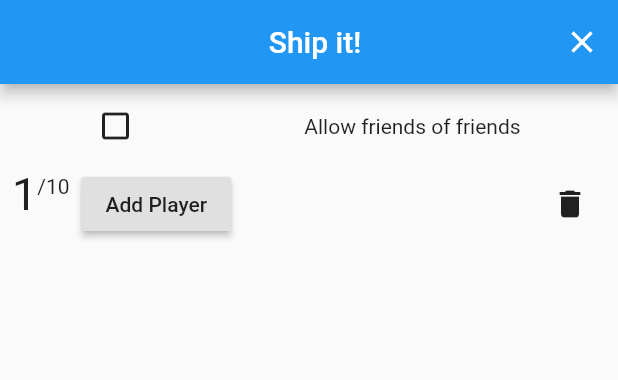
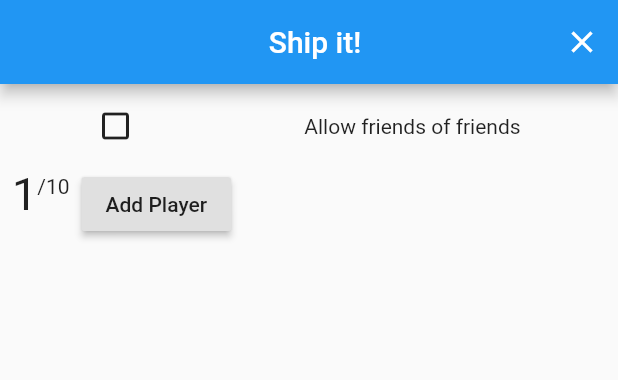
Before and after one commit to mrgnhnt96/chalk_out, a Flutter app: the ShipItScreenMain widget shown alone on an empty page, opened directly with empty values, on a phone screen of 412 x 824 dp. Shown: the top 380 px of the screen. Run offline on Flutter 3.47's test engine with Material 2 defaults, Android fonts, the phone set to English and light mode, and no system bars; our stand-ins replace bloc, flutter_bloc; missing offline and left inert: random_words.

Commit message:
added function to remove delete from invite section/ implemented bool from ship it bloc for allowing friends of friends

```diff
--- a/lib/presentation/blocs/ship_it/ship_it_bloc.dart
+++ b/lib/presentation/blocs/ship_it/ship_it_bloc.dart
@@ -228,18 +228,31 @@ class ShipItBloc extends Bloc<ShipItEvent, ShipItState> {
     ShipItEvent event,
   ) async* {
     if (event is ShipItStarted) {
-      yield ShipItToFriendsOfFriendsInitial(allowFriendsOfFriends: allowFriendsOfFriends);
+      yield ShipItToFriendsOfFriendsInitial(
+        playerList: playerList,
+        allowFriendsOfFriends: allowFriendsOfFriends,
+      );
     } else if (event is ShipItToFriendsOfFriendsPressed) {
-      yield ShipItToFriendsOfFriendsInitial(allowFriendsOfFriends: event.allowFriendsOfFriends);
+      allowFriendsOfFriends = event.allowFriendsOfFriends;
+      yield ShipItToFriendsOfFriendsInitial(
+        playerList: playerList,
+        allowFriendsOfFriends: event.allowFriendsOfFriends,
+      );
     } else if (event is AddPlayerStarted) {
       yield AddPlayerInitial(contactList: dummyContactList);
     } else if (event is AddingPlayerPressed) {
       playerList.add(event.playerName);
 
-      yield AddPlayerComplete(playerList: playerList);
+      yield AddPlayerComplete(
+        playerList: playerList,
+        allowFriendsOfFriends: allowFriendsOfFriends,
+      );
     } else if (event is RemovePlayerPressed) {
       playerList.removeAt(event.index - 1);
-      yield PlayerRemovedComplete(newPlayerList: playerList);
+      yield PlayerRemovedComplete(
+        newPlayerList: playerList,
+        allowFriendsOfFriends: allowFriendsOfFriends,
+      );
     }
   }
 }
--- a/lib/presentation/blocs/ship_it/ship_it_state.dart
+++ b/lib/presentation/blocs/ship_it/ship_it_state.dart
@@ -13,8 +13,9 @@ class ShareChalkInitial extends ShipItState {
 
 class ShipItToFriendsOfFriendsInitial extends ShipItState {
   final bool allowFriendsOfFriends;
+  final List<String> playerList;
 
-  ShipItToFriendsOfFriendsInitial({@required this.allowFriendsOfFriends});
+  ShipItToFriendsOfFriendsInitial({@required this.playerList, @required this.allowFriendsOfFriends});
 }
 
 class AddPlayerInitial extends ShipItState {
@@ -24,13 +25,15 @@ class AddPlayerInitial extends ShipItState {
 }
 
 class AddPlayerComplete extends ShipItState {
+  final bool allowFriendsOfFriends;
   final List<String> playerList;
 
-  AddPlayerComplete({@required this.playerList});
+  AddPlayerComplete({@required this.playerList, @required this.allowFriendsOfFriends});
 }
 
 class PlayerRemovedComplete extends ShipItState {
+  final bool allowFriendsOfFriends;
   final List<String> newPlayerList;
 
-  PlayerRemovedComplete({@required this.newPlayerList});
+  PlayerRemovedComplete({@required this.newPlayerList, @required this.allowFriendsOfFriends});
 }
--- a/lib/presentation/screens/ship_it/components/contact_share_card.dart
+++ b/lib/presentation/screens/ship_it/components/contact_share_card.dart
@@ -55,12 +55,14 @@ class ContactShareCard extends StatelessWidget {
                           ),
                         ),
                 ),
-                IconButton(
-                  icon: Icon(Icons.delete),
-                  onPressed: () {
-                    shipItBloc.add(RemovePlayerPressed(index: index));
-                  },
-                ),
+                (contactName.isEmpty)
+                    ? Container()
+                    : IconButton(
+                        icon: Icon(Icons.delete),
+                        onPressed: () {
+                          shipItBloc.add(RemovePlayerPressed(index: index));
+                        },
+                      ),
               ],
             ),
           ),
--- a/lib/presentation/screens/ship_it/ship_it_main.dart
+++ b/lib/presentation/screens/ship_it/ship_it_main.dart
@@ -29,7 +29,7 @@ class ShipItScreenMain extends StatelessWidget {
           final shipItBloc = BlocProvider.of<ShipItBloc>(context);
           if (state is ShipItToFriendsOfFriendsInitial) {
             return ShipItScreen(
-              playerList: [],
+              playerList: state.playerList,
               allowFriendsOfFriends: state.allowFriendsOfFriends,
               newChalkOutBloc: newChalkOutBloc,
               shipItBloc: shipItBloc,
@@ -45,14 +45,14 @@ class ShipItScreenMain extends StatelessWidget {
             return ShipItScreen(
               newChalkOutBloc: newChalkOutBloc,
               chalkItWord: '',
-              allowFriendsOfFriends: false,
+              allowFriendsOfFriends: state.allowFriendsOfFriends,
               shipItBloc: shipItBloc,
               title: title,
               playerList: state.playerList,
             );
           } else if (state is PlayerRemovedComplete) {
             return ShipItScreen(
-              allowFriendsOfFriends: false,
+              allowFriendsOfFriends: state.allowFriendsOfFriends,
               playerList: state.newPlayerList,
               title: title,
               shipItBloc: shipItBloc,
```
